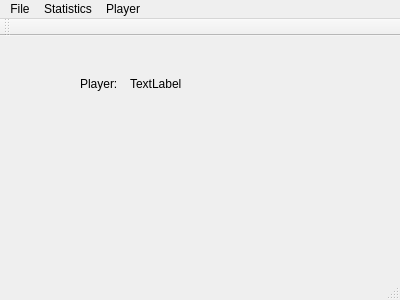
Old version of the form MainWindow/mainwindow.ui in the repository SethMarkarian/CS205-Labs.
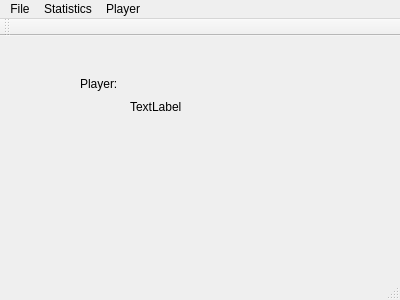
New version of the form.

The edit to the form file:
```diff
--- a/MainWindow/mainwindow.ui
+++ b/MainWindow/mainwindow.ui
@@ -32,8 +32,8 @@
      <rect>
       <x>130</x>
       <y>40</y>
-      <width>55</width>
-      <height>16</height>
+      <width>141</width>
+      <height>61</height>
      </rect>
     </property>
     <property name="text">
```
Left out of the diff: 2 changed lines with no effect on the pictures.
